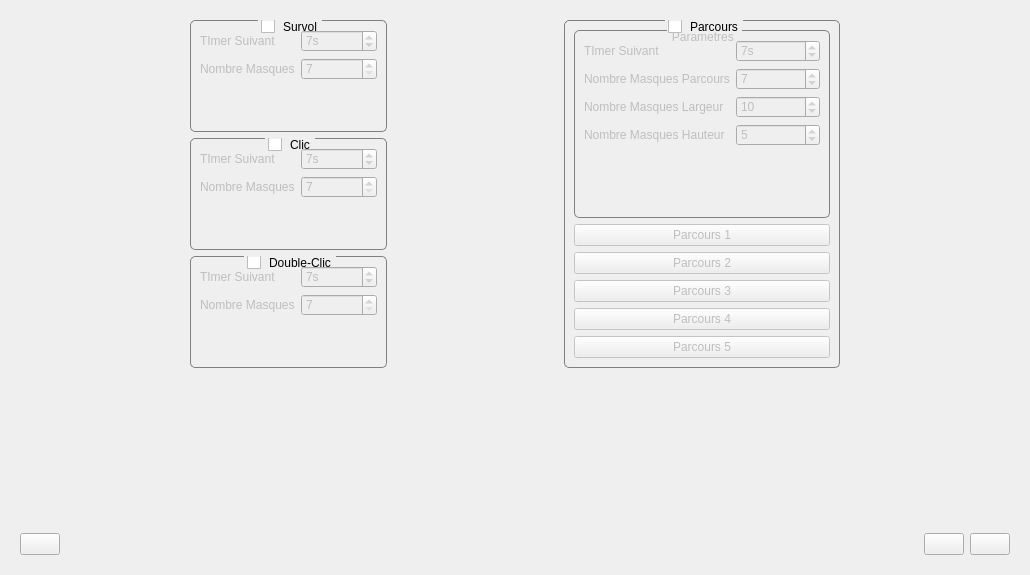
This is editeur.ui in Txikilinux/leterrier-mulot as Qt 5 draws it before an edit. The edited form follows.
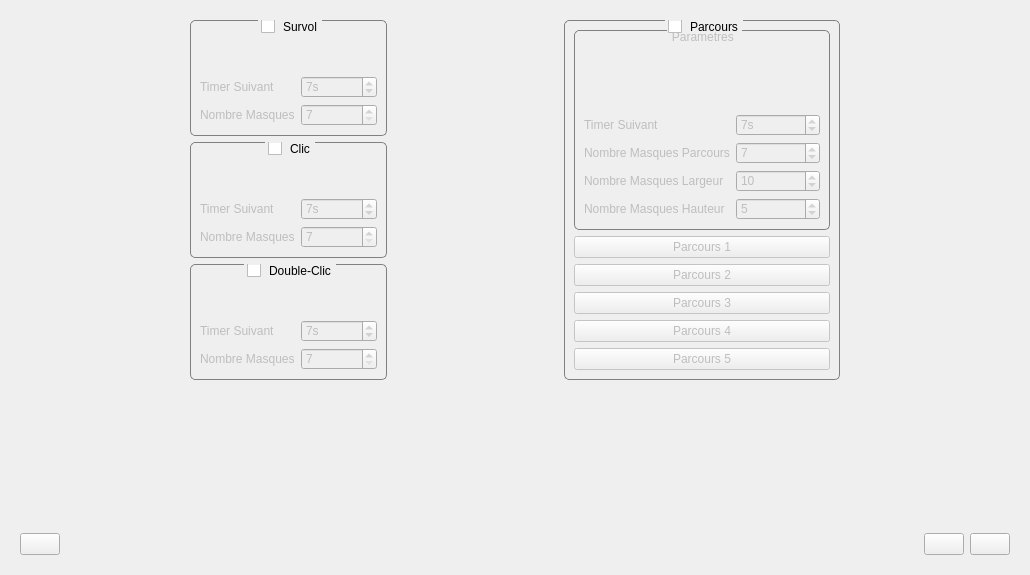
This is the edited form. The open tabs and pages were chosen to show the change. Icons and pictures are not drawn. Custom widgets are drawn as their Qt base class.

Commit message: Layout Editeur GroupBox + Correction label Timer (TImer)

Patch:
```diff
--- a/editeur.ui
+++ b/editeur.ui
@@ -319,14 +319,14 @@
               <property name="fieldGrowthPolicy">
                <enum>QFormLayout::AllNonFixedFieldsGrow</enum>
               </property>
-              <item row="0" column="0">
+              <item row="1" column="0">
                <widget class="QLabel" name="labelSurvolSuivant">
                 <property name="text">
-                 <string>TImer Suivant</string>
+                 <string>Timer Suivant</string>
                 </property>
                </widget>
               </item>
-              <item row="0" column="1">
+              <item row="1" column="1">
                <widget class="QSpinBox" name="spinBoxSurvolSuivant">
                 <property name="sizePolicy">
                  <sizepolicy hsizetype="Minimum" vsizetype="Preferred">
@@ -342,14 +342,14 @@
                 </property>
                </widget>
               </item>
-              <item row="1" column="0">
+              <item row="2" column="0">
                <widget class="QLabel" name="labelSurvolNbMasques">
                 <property name="text">
                  <string>Nombre Masques</string>
                 </property>
                </widget>
               </item>
-              <item row="1" column="1">
+              <item row="2" column="1">
                <widget class="QSpinBox" name="spinBoxSurvolMasque">
                 <property name="sizePolicy">
                  <sizepolicy hsizetype="Minimum" vsizetype="Preferred">
@@ -365,6 +365,19 @@
                 </property>
                </widget>
               </item>
+              <item row="0" column="0">
+               <spacer name="verticalSpacer_3">
+                <property name="orientation">
+                 <enum>Qt::Vertical</enum>
+                </property>
+                <property name="sizeHint" stdset="0">
+                 <size>
+                  <width>20</width>
+                  <height>40</height>
+                 </size>
+                </property>
+               </spacer>
+              </item>
              </layout>
             </item>
            </layout>
@@ -393,14 +406,14 @@
               <property name="fieldGrowthPolicy">
                <enum>QFormLayout::AllNonFixedFieldsGrow</enum>
               </property>
-              <item row="0" column="0">
+              <item row="1" column="0">
                <widget class="QLabel" name="labelClicSuivant">
                 <property name="text">
-                 <string>TImer Suivant</string>
+                 <string>Timer Suivant</string>
                 </property>
                </widget>
               </item>
-              <item row="0" column="1">
+              <item row="1" column="1">
                <widget class="QSpinBox" name="spinBoxClicSuivant">
                 <property name="sizePolicy">
                  <sizepolicy hsizetype="Minimum" vsizetype="Preferred">
@@ -416,14 +429,14 @@
                 </property>
                </widget>
               </item>
-              <item row="1" column="0">
+              <item row="2" column="0">
                <widget class="QLabel" name="labelClicNbMasques">
                 <property name="text">
                  <string>Nombre Masques</string>
                 </property>
                </widget>
               </item>
-              <item row="1" column="1">
+              <item row="2" column="1">
                <widget class="QSpinBox" name="spinBoxClicMasque">
                 <property name="sizePolicy">
                  <sizepolicy hsizetype="Minimum" vsizetype="Preferred">
@@ -439,6 +452,19 @@
                 </property>
                </widget>
               </item>
+              <item row="0" column="0">
+               <spacer name="verticalSpacer_4">
+                <property name="orientation">
+                 <enum>Qt::Vertical</enum>
+                </property>
+                <property name="sizeHint" stdset="0">
+                 <size>
+                  <width>20</width>
+                  <height>40</height>
+                 </size>
+                </property>
+               </spacer>
+              </item>
              </layout>
             </item>
            </layout>
@@ -473,14 +499,14 @@
               <property name="fieldGrowthPolicy">
                <enum>QFormLayout::AllNonFixedFieldsGrow</enum>
               </property>
-              <item row="0" column="0">
+              <item row="1" column="0">
                <widget class="QLabel" name="labelDoubleClicSuivant">
                 <property name="text">
-                 <string>TImer Suivant</string>
+                 <string>Timer Suivant</string>
                 </property>
                </widget>
               </item>
-              <item row="0" column="1">
+              <item row="1" column="1">
                <widget class="QSpinBox" name="spinBoxDoubleClicSuivant">
                 <property name="sizePolicy">
                  <sizepolicy hsizetype="Minimum" vsizetype="Preferred">
@@ -499,14 +525,14 @@
                 </property>
                </widget>
               </item>
-              <item row="1" column="0">
+              <item row="2" column="0">
                <widget class="QLabel" name="labelDoubleClicNbMasques">
                 <property name="text">
                  <string>Nombre Masques</string>
                 </property>
                </widget>
               </item>
-              <item row="1" column="1">
+              <item row="2" column="1">
                <widget class="QSpinBox" name="spinBoxDoubleClicMasque">
                 <property name="sizePolicy">
                  <sizepolicy hsizetype="Minimum" vsizetype="Preferred">
@@ -522,6 +548,19 @@
                 </property>
                </widget>
               </item>
+              <item row="0" column="0">
+               <spacer name="verticalSpacer_5">
+                <property name="orientation">
+                 <enum>Qt::Vertical</enum>
+                </property>
+                <property name="sizeHint" stdset="0">
+                 <size>
+                  <width>20</width>
+                  <height>40</height>
+                 </size>
+                </property>
+               </spacer>
+              </item>
              </layout>
             </item>
            </layout>
@@ -579,14 +618,14 @@
                  <property name="fieldGrowthPolicy">
                   <enum>QFormLayout::AllNonFixedFieldsGrow</enum>
                  </property>
-                 <item row="0" column="0">
+                 <item row="1" column="0">
                   <widget class="QLabel" name="labelParcoursSuivant">
                    <property name="text">
-                    <string>TImer Suivant</string>
+                    <string>Timer Suivant</string>
                    </property>
                   </widget>
                  </item>
-                 <item row="0" column="1">
+                 <item row="1" column="1">
                   <widget class="QSpinBox" name="spinBoxParcoursSuivant">
                    <property name="sizePolicy">
                     <sizepolicy hsizetype="Minimum" vsizetype="Preferred">
@@ -605,14 +644,14 @@
                    </property>
                   </widget>
                  </item>
-                 <item row="1" column="0">
+                 <item row="2" column="0">
                   <widget class="QLabel" name="labelParcoursNbMasques">
                    <property name="text">
                     <string>Nombre Masques Parcours</string>
                    </property>
                   </widget>
                  </item>
-                 <item row="1" column="1">
+                 <item row="2" column="1">
                   <widget class="QSpinBox" name="spinBoxParcoursMasque">
                    <property name="sizePolicy">
                     <sizepolicy hsizetype="Minimum" vsizetype="Preferred">
@@ -631,14 +670,14 @@
                    </property>
                   </widget>
                  </item>
-                 <item row="2" column="0">
+                 <item row="3" column="0">
                   <widget class="QLabel" name="labelParcoursMasqueLargeur">
                    <property name="text">
                     <string>Nombre Masques Largeur</string>
                    </property>
                   </widget>
                  </item>
-                 <item row="2" column="1">
+                 <item row="3" column="1">
                   <widget class="QSpinBox" name="spinBoxParcoursMasquesLargeur">
                    <property name="sizePolicy">
                     <sizepolicy hsizetype="Minimum" vsizetype="Preferred">
@@ -654,14 +693,14 @@
                    </property>
                   </widget>
                  </item>
-                 <item row="3" column="0">
+                 <item row="4" column="0">
                   <widget class="QLabel" name="labelDoubleClicVerifier">
                    <property name="text">
                     <string>Nombre Masques Hauteur</string>
                    </property>
                   </widget>
                  </item>
-                 <item row="3" column="1">
+                 <item row="4" column="1">
                   <widget class="QSpinBox" name="spinBoxParcoursMasqueHauteur">
                    <property name="sizePolicy">
                     <sizepolicy hsizetype="Minimum" vsizetype="Preferred">
@@ -674,6 +713,19 @@
                    </property>
                   </widget>
                  </item>
+                 <item row="0" column="0">
+                  <spacer name="verticalSpacer_6">
+                   <property name="orientation">
+                    <enum>Qt::Vertical</enum>
+                   </property>
+                   <property name="sizeHint" stdset="0">
+                    <size>
+                     <width>20</width>
+                     <height>40</height>
+                    </size>
+                   </property>
+                  </spacer>
+                 </item>
                 </layout>
                </item>
               </layout>
```
Left out of the diff: 4 changed lines with no effect on the pictures.
